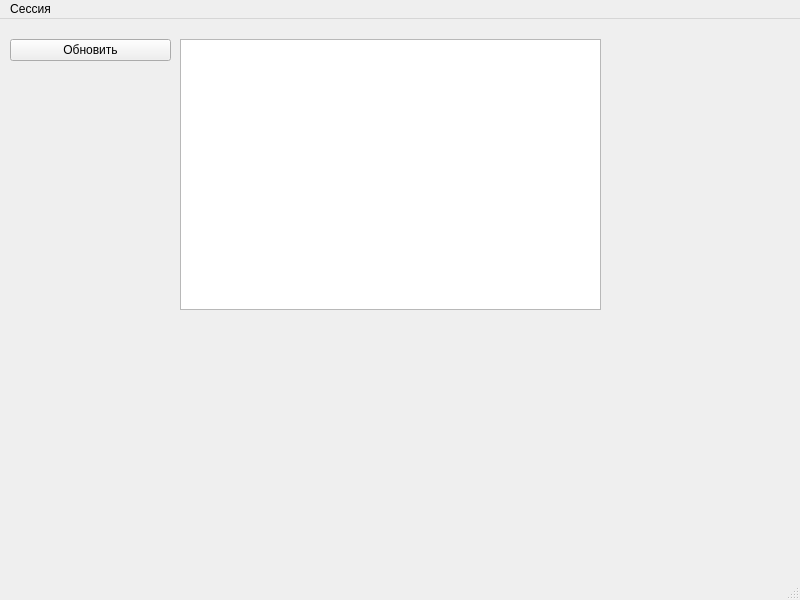
This is mainwindow.ui in DontDog/DBConnections as Qt 5 draws it before an edit. The edited form follows.
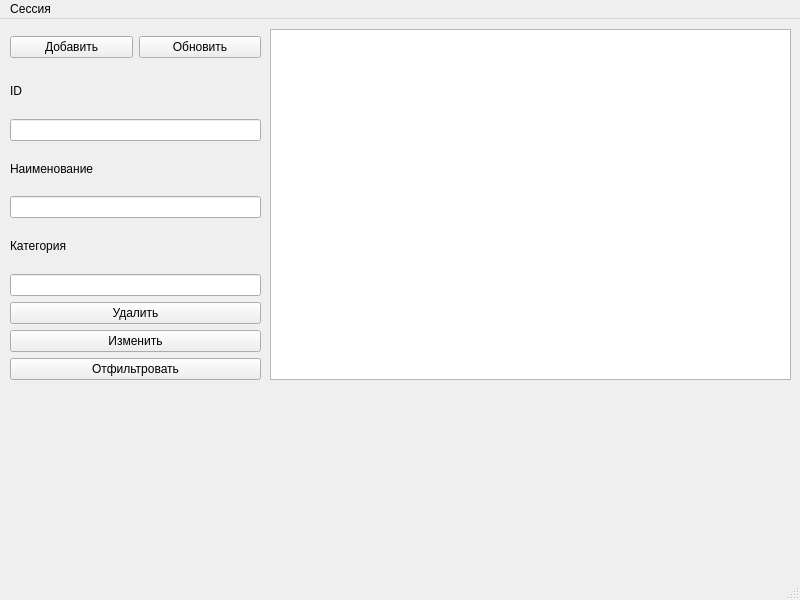
This is the edited form.

```diff
--- a/mainwindow.ui
+++ b/mainwindow.ui
@@ -17,25 +17,105 @@
    <widget class="QTableView" name="tableView">
     <property name="geometry">
      <rect>
-      <x>180</x>
-      <y>20</y>
-      <width>421</width>
-      <height>271</height>
+      <x>270</x>
+      <y>10</y>
+      <width>521</width>
+      <height>351</height>
      </rect>
     </property>
    </widget>
-   <widget class="QPushButton" name="pushButton">
+   <widget class="QWidget" name="">
     <property name="geometry">
      <rect>
       <x>10</x>
-      <y>20</y>
-      <width>161</width>
-      <height>22</height>
+      <y>50</y>
+      <width>251</width>
+      <height>311</height>
      </rect>
     </property>
-    <property name="text">
-     <string>Обновить</string>
+    <layout class="QVBoxLayout" name="verticalLayout">
+     <item>
+      <widget class="QLabel" name="label_3">
+       <property name="text">
+        <string>ID</string>
+       </property>
+      </widget>
+     </item>
+     <item>
+      <widget class="QLineEdit" name="lineEditRecordID">
+       <property name="readOnly">
+        <bool>true</bool>
+       </property>
+      </widget>
+     </item>
+     <item>
+      <widget class="QLabel" name="label_2">
+       <property name="text">
+        <string>Наименование</string>
+       </property>
+      </widget>
+     </item>
+     <item>
+      <widget class="QLineEdit" name="lineEditRecordName"/>
+     </item>
+     <item>
+      <widget class="QLabel" name="label">
+       <property name="text">
+        <string>Категория</string>
+       </property>
+      </widget>
+     </item>
+     <item>
+      <widget class="QLineEdit" name="lineEditRecordCategory"/>
+     </item>
+     <item>
+      <widget class="QPushButton" name="btnDeleteRecord">
+       <property name="text">
+        <string>Удалить</string>
+       </property>
+      </widget>
+     </item>
+     <item>
+      <widget class="QPushButton" name="btnEditRecord">
+       <property name="text">
+        <string>Изменить</string>
+       </property>
+      </widget>
+     </item>
+     <item>
+      <widget class="QPushButton" name="btnFilterData">
+       <property name="text">
+        <string>Отфильтровать</string>
+       </property>
+      </widget>
+     </item>
+    </layout>
+   </widget>
+   <widget class="QWidget" name="">
+    <property name="geometry">
+     <rect>
+      <x>10</x>
+      <y>13</y>
+      <width>251</width>
+      <height>31</height>
+     </rect>
     </property>
+    <layout class="QHBoxLayout" name="horizontalLayout">
+     <item>
+      <widget class="QPushButton" name="btnAddRecord">
+       <property name="text">
+        <string>Добавить</string>
+       </property>
+      </widget>
+     </item>
+     <item>
+      <widget class="QPushButton" name="btnUpdateRecord">
+       <property name="text">
+        <string>Обновить</string>
+       </property>
+      </widget>
+     </item>
+    </layout>
    </widget>
   </widget>
   <widget class="QMenuBar" name="menubar">
```
Left out of the diff: 9 changed lines with no effect on the pictures.
